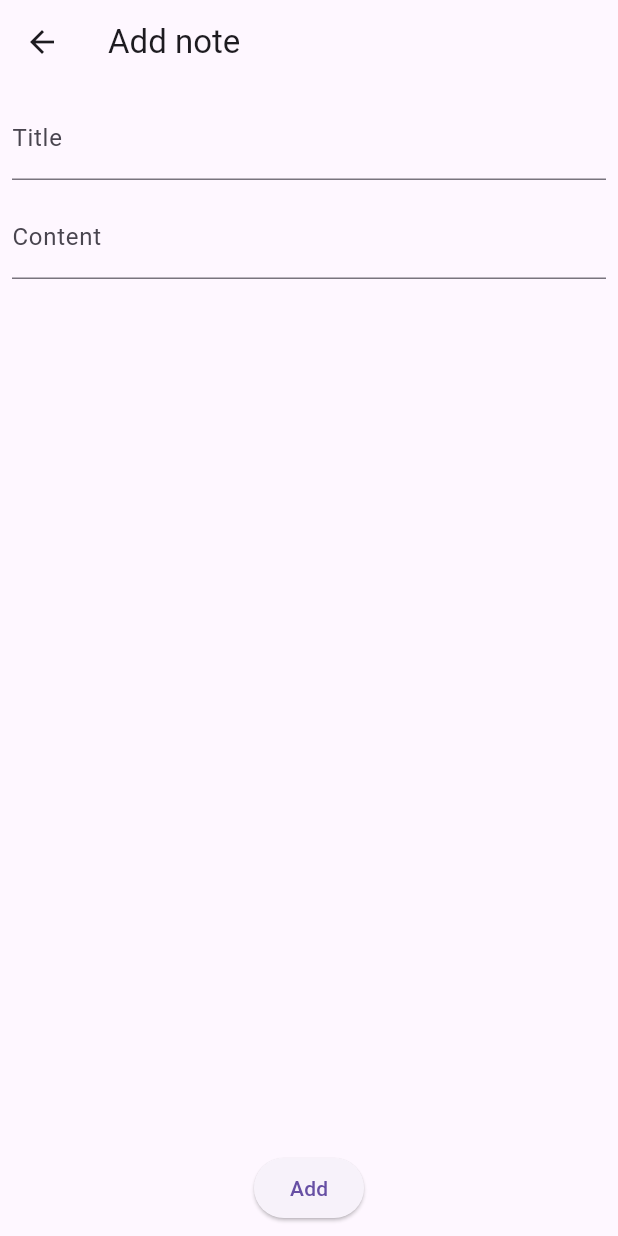
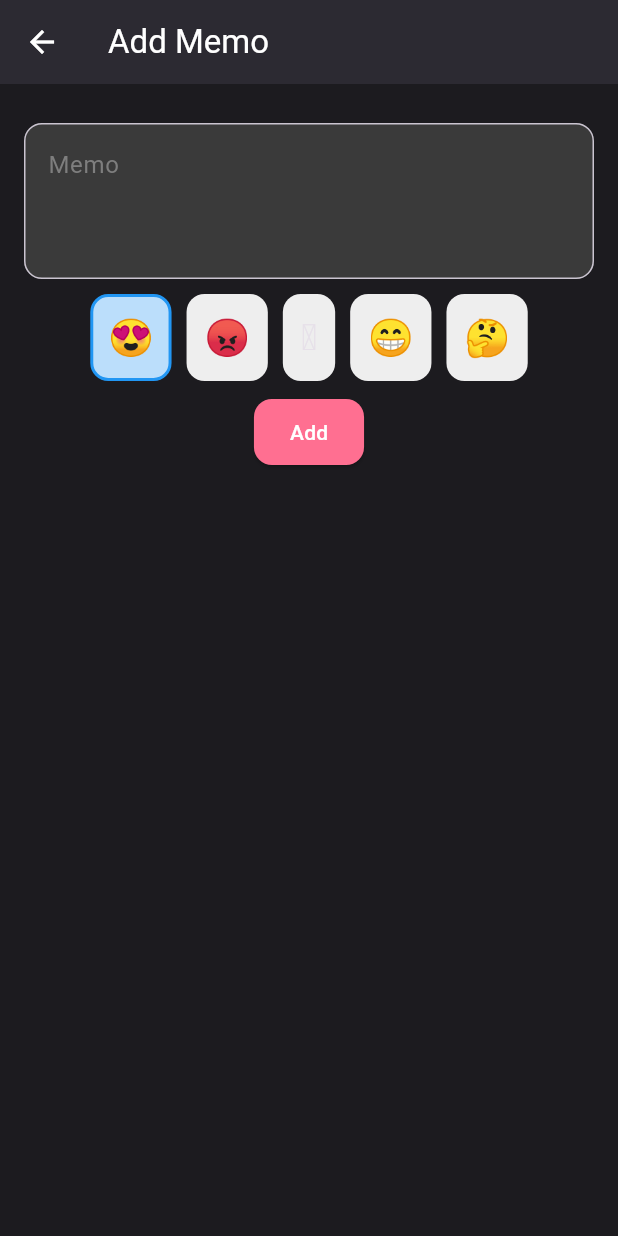
Before and after one commit to Nadun-Charuka/memo, a Flutter app: the screen it shows after launch, after a tap on the "add" icon, on a phone screen of 412 x 824 dp. Run offline on Flutter 3.47's test engine with Material 3 defaults, Android fonts, the phone set to English and light mode, and no system bars; our stand-ins replace flutter_riverpod.

Commit message:
upto hive

```diff
--- a/lib/main.dart
+++ b/lib/main.dart
@@ -1,6 +1,7 @@
 import 'package:flutter/material.dart';
 import 'package:flutter_riverpod/flutter_riverpod.dart';
 import 'package:memo/screens/home_screen.dart';
+import 'package:memo/theme.dart';
 
 void main() {
   runApp(ProviderScope(child: MyApp()));
@@ -11,8 +12,11 @@ class MyApp extends StatelessWidget {
 
   @override
   Widget build(BuildContext context) {
-    return const MaterialApp(
-      home: HomeScreen(),
+    return MaterialApp(
+      title: "Memo App",
+      debugShowCheckedModeBanner: false,
+      home: const HomeScreen(),
+      theme: MyAppThemes.darkTheme,
     );
   }
 }
--- a/lib/models/note.dart
+++ b/lib/models/note.dart
@@ -1,19 +1,24 @@
+import 'package:uuid/uuid.dart';
+
 class Note {
   final String id;
-  final String title;
+  final String emoji;
   final String content;
+  final DateTime dateTime;
 
   Note({
-    required this.id,
-    required this.title,
+    String? id,
+    required this.emoji,
     required this.content,
-  });
+    required this.dateTime,
+  }) : id = id ?? Uuid().v4();
 
-  Note copyWith({String? title, String? content}) {
+  Note copyWith({String? emoji, String? content, DateTime? dateTime}) {
     return Note(
       id: id,
-      title: title ?? this.title,
+      emoji: emoji ?? this.emoji,
       content: content ?? this.content,
+      dateTime: dateTime ?? this.dateTime,
     );
   }
 }
--- a/lib/providers/note_provider.dart
+++ b/lib/providers/note_provider.dart
@@ -1,19 +1,19 @@
 import 'package:flutter_riverpod/flutter_riverpod.dart';
 import 'package:memo/models/note.dart';
-import 'package:uuid/uuid.dart';
 
 class NoteNotifier extends StateNotifier<List<Note>> {
   NoteNotifier() : super([]);
 
-  void addNote(String title, String content) {
-    final newNote = Note(id: Uuid().v4(), title: title, content: content);
+  void addNote(String emoji, String content, DateTime dateTime) {
+    final newNote = Note(emoji: emoji, content: content, dateTime: dateTime);
     state = [...state, newNote];
   }
 
-  void updateNote(String id, String title, String content) {
+  void updateNote(String emoji, String id, String content, DateTime dateTime) {
     state = state.map((note) {
       if (note.id == id) {
-        return note.copyWith(title: title, content: content);
+        return note.copyWith(
+            emoji: emoji, content: content, dateTime: dateTime);
       }
       return note;
     }).toList();
--- a/lib/screens/add_edit_note_screen.dart
+++ b/lib/screens/add_edit_note_screen.dart
@@ -13,14 +13,15 @@ class AddEditNoteScreen extends ConsumerStatefulWidget {
 }
 
 class _AddEditNoteScreenState extends ConsumerState<AddEditNoteScreen> {
-  final _titleController = TextEditingController();
   final _contentController = TextEditingController();
+  late String selectedImoji = "😍";
+  List<String> items = ['😍', '😡', '🥹', '😁', '🤔'];
   @override
   void initState() {
     super.initState();
     if (widget.note != null) {
-      _titleController.text = widget.note!.title;
       _contentController.text = widget.note!.content;
+      selectedImoji = widget.note!.emoji;
     }
   }
 
@@ -30,35 +31,75 @@ class _AddEditNoteScreenState extends ConsumerState<AddEditNoteScreen> {
 
     return Scaffold(
       appBar: AppBar(
-        title: Text(isEditing ? "Edit note" : "Add note"),
+        title: Text(isEditing ? "Edit Memo" : "Add Memo"),
       ),
       body: Padding(
-        padding: const EdgeInsets.all(8.0),
+        padding: const EdgeInsets.all(16.0),
         child: Column(
           children: [
+            SizedBox(
+              height: 10,
+            ),
             TextField(
-              controller: _titleController,
-              decoration: InputDecoration(label: Text("Title")),
+              minLines: 3,
+              maxLines: 6,
+              controller: _contentController,
+              decoration: InputDecoration(
+                  label: Text("Memo"), alignLabelWithHint: true),
             ),
             SizedBox(
               height: 10,
             ),
-            TextField(
-              controller: _contentController,
-              decoration: InputDecoration(label: Text("Content")),
+            Wrap(
+              spacing: 10,
+              runSpacing: 10,
+              children: items.map((emoji) {
+                final isSelected = emoji == selectedImoji;
+                return GestureDetector(
+                  onTap: () {
+                    setState(() {
+                      selectedImoji = emoji;
+                    });
+                  },
+                  child: Container(
+                    padding: EdgeInsets.all(10),
+                    decoration: BoxDecoration(
+                      color: isSelected
+                          ? Colors.blue.shade100
+                          : Colors.grey.shade200,
+                      borderRadius: BorderRadius.circular(12),
+                      border: Border.all(
+                        color: isSelected ? Colors.blue : Colors.transparent,
+                        width: 2,
+                      ),
+                    ),
+                    child: Text(
+                      emoji,
+                      style: TextStyle(fontSize: 24),
+                    ),
+                  ),
+                );
+              }).toList(),
             ),
-            Spacer(),
+            SizedBox(
+              height: 10,
+            ),
             ElevatedButton(
                 onPressed: () {
-                  final title = _titleController.text.trim();
                   final content = _contentController.text.trim();
 
-                  if (isEditing) {
-                    ref
-                        .read(noteProvider.notifier)
-                        .updateNote(widget.note!.id, title, content);
+                  if (content.isNotEmpty) {
+                    if (isEditing) {
+                      ref.read(noteProvider.notifier).updateNote(selectedImoji,
+                          widget.note!.id, content, DateTime.now());
+                    } else {
+                      ref
+                          .read(noteProvider.notifier)
+                          .addNote(selectedImoji, content, DateTime.now());
+                    }
                   } else {
-                    ref.read(noteProvider.notifier).addNote(title, content);
+                    ScaffoldMessenger.of(context).showSnackBar(
+                        SnackBar(content: Text("Enter title and content")));
                   }
                   Navigator.pop(context);
                 },
--- a/lib/screens/home_screen.dart
+++ b/lib/screens/home_screen.dart
@@ -1,7 +1,10 @@
 import 'package:flutter/material.dart';
 import 'package:flutter_riverpod/flutter_riverpod.dart';
+import 'package:flutter_staggered_grid_view/flutter_staggered_grid_view.dart';
+import 'package:intl/intl.dart';
 import 'package:memo/providers/note_provider.dart';
 import 'package:memo/screens/add_edit_note_screen.dart';
+import 'package:memo/theme.dart';
 
 class HomeScreen extends ConsumerWidget {
   const HomeScreen({super.key});
@@ -11,33 +14,87 @@ class HomeScreen extends ConsumerWidget {
     final notes = ref.watch(noteProvider);
     return Scaffold(
       appBar: AppBar(
-        title: Text("Notes App"),
+        title: Row(
+          mainAxisAlignment: MainAxisAlignment.center,
+          children: [
+            Card(
+              child: Padding(
+                padding: const EdgeInsets.all(4.0),
+                child: Icon(
+                  Icons.favorite,
+                  color: Colors.red,
                 ),
-      body: ListView.builder(
+              ),
+            ),
+            Text(
+              " Memo – Save the feels.",
+            ),
+          ],
+        ),
+      ),
+      body: Padding(
+        padding: const EdgeInsets.all(8.0),
+        child: MasonryGridView.count(
+          crossAxisCount: 2,
+          mainAxisSpacing: 8,
+          crossAxisSpacing: 8,
           itemCount: notes.length,
           itemBuilder: (context, index) {
             final note = notes[index];
-          return ListTile(
-            title: Text(note.title),
-            subtitle: Text(note.content),
-            trailing: IconButton(
-              onPressed: () {
-                ref.read(noteProvider.notifier).deleteNote(note.id);
-              },
-              icon: Icon(Icons.delete),
-            ),
+            return GestureDetector(
               onTap: () {
                 Navigator.push(
                   context,
                   MaterialPageRoute(
-                  builder: (_) => AddEditNoteScreen(
-                    note: note,
+                    builder: (_) => AddEditNoteScreen(note: note),
+                  ),
+                );
+              },
+              child: Card(
+                //color: Color(0xFF3A3A3A),
+                elevation: 2,
+                shape: RoundedRectangleBorder(
+                  borderRadius: BorderRadius.circular(12),
+                ),
+                child: Padding(
+                  padding: const EdgeInsets.all(12.0),
+                  child: Column(
+                    crossAxisAlignment: CrossAxisAlignment.start,
+                    children: [
+                      Row(
+                        mainAxisAlignment: MainAxisAlignment.spaceBetween,
+                        children: [
+                          Text(
+                            note.emoji,
+                            style: TextStyle(fontSize: 24),
+                          ),
+                          GestureDetector(
+                            onTap: () {
+                              ref
+                                  .read(noteProvider.notifier)
+                                  .deleteNote(note.id);
+                            },
+                            child: Icon(Icons.delete, size: 20),
+                          ),
+                        ],
+                      ),
+                      const SizedBox(height: 8),
+                      Text(
+                        note.content,
+                        style: TextStyle(fontSize: 20),
+                      ),
+                      Text(
+                        DateFormat("dd-MM-yyyy").format(note.dateTime),
+                        //note.dateTime.toString(),
+                        style: TextStyle(fontSize: 10),
+                      ),
+                    ],
+                  ),
                 ),
               ),
             );
           },
-          );
-        },
+        ),
       ),
       floatingActionButton: FloatingActionButton(
         onPressed: () {
--- /dev/null
+++ b/lib/theme.dart
@@ -0,0 +1,86 @@
+import 'package:flutter/material.dart';
+
+class MyAppThemes {
+  static const Color lightBackground = Color(0xFFFAF0E6); // Linen
+  static const Color lightCard = Color(0xFFFFF5F1); // Seashell
+  static const Color primaryPink = Color(0xFFFF6F91); // Blush Pink
+  static const Color accentGold = Color(0xFFFAD6A5); // Champagne Gold
+  static const Color lavender = Color(0xFFB497BD); // Romantic contrast
+  static const Color textDark = Color(0xFF2C2C2C); // Main readable text
+  static const Color textMuted = Color(0xFF7E7E7E); // Subtle text
+
+  static const Color darkBackground = Color(0xFF2D2D2D); // Deep gray
+  static const Color darkCard = Color(0xFF3A3A3A); // Soft surface
+  static const Color darkText = Color(0xFFECECEC); // Bright text
+
+  static ThemeData lightTheme = ThemeData(
+    brightness: Brightness.light,
+    scaffoldBackgroundColor: lightBackground,
+    primaryColor: primaryPink,
+    cardTheme: CardTheme(
+      color: lightCard,
+    ),
+    appBarTheme: AppBarTheme(
+      backgroundColor: primaryPink,
+      foregroundColor: Colors.white,
+      elevation: 0,
+    ),
+    elevatedButtonTheme: ElevatedButtonThemeData(
+      style: ElevatedButton.styleFrom(
+        backgroundColor: primaryPink,
+        foregroundColor: Colors.white,
+        shape: RoundedRectangleBorder(borderRadius: BorderRadius.circular(12)),
+        padding: EdgeInsets.symmetric(horizontal: 24, vertical: 12),
+      ),
+    ),
+    inputDecorationTheme: InputDecorationTheme(
+      filled: true,
+      fillColor: lightCard,
+      border: OutlineInputBorder(
+        borderRadius: BorderRadius.circular(12),
+        borderSide: BorderSide(color: accentGold),
+      ),
+      focusedBorder: OutlineInputBorder(
+        borderRadius: BorderRadius.circular(12),
+        borderSide: BorderSide(color: primaryPink, width: 2),
+      ),
+      labelStyle: TextStyle(color: textMuted),
+    ),
+  );
+
+  static ThemeData darkTheme = ThemeData(
+    brightness: Brightness.dark,
+    scaffoldBackgroundColor: Color(0xFF1C1B1F), // Deep romantic night
+    primaryColor: primaryPink,
+    cardTheme: CardTheme(
+      color: darkCard,
+    ),
+
+    appBarTheme: AppBarTheme(
+      backgroundColor: Color(0xFF2C2A32),
+      foregroundColor: Colors.white,
+      elevation: 0,
+    ),
+    elevatedButtonTheme: ElevatedButtonThemeData(
+      style: ElevatedButton.styleFrom(
+        backgroundColor: primaryPink,
+        foregroundColor: Colors.white,
+        shape: RoundedRectangleBorder(borderRadius: BorderRadius.circular(12)),
+        padding: EdgeInsets.symmetric(horizontal: 24, vertical: 12),
+      ),
+    ),
+    inputDecorationTheme: InputDecorationTheme(
+      filled: true,
+      fillColor: darkCard, // Same as card for input fields
+      border: OutlineInputBorder(
+        borderRadius: BorderRadius.circular(12),
+        borderSide: BorderSide(color: accentGold),
+      ),
+      focusedBorder: OutlineInputBorder(
+        borderRadius: BorderRadius.circular(12),
+        borderSide: BorderSide(color: primaryPink, width: 2),
+      ),
+      labelStyle: TextStyle(color: textMuted),
+    ),
+  );
+}
--- a/pubspec.yaml
+++ b/pubspec.yaml
@@ -38,6 +38,11 @@ dependencies:
   http: ^1.3.0
   go_router: ^14.8.1
   uuid: ^4.5.1
+  flutter_staggered_grid_view: ^0.7.0
+  intl: ^0.20.2
+  hive: ^2.2.3
+  hive_flutter: ^1.1.0
+  hive_generator: ^2.0.1
 
 dev_dependencies:
   flutter_test:
@@ -49,6 +54,7 @@ dev_dependencies:
   # package. See that file for information about deactivating specific lint
   # rules and activating additional ones.
   flutter_lints: ^5.0.0
+  build_runner: ^2.4.15
 
 # For information on the generic Dart part of this file, see the
 # following page: https://dart.dev/tools/pub/pubspec
```
Also changed, not shown: pubspec.lock, 1 other file. Lines whose indentation alone changed are shown as unchanged.
